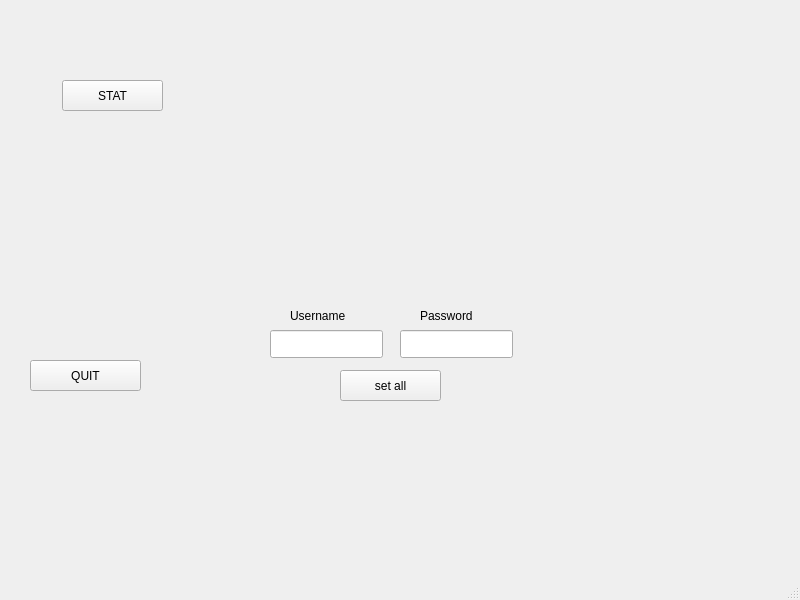
Qt form POP3_Client_App/mainwindow.ui (LukaSarenac6/Pop3Client) before a commit.
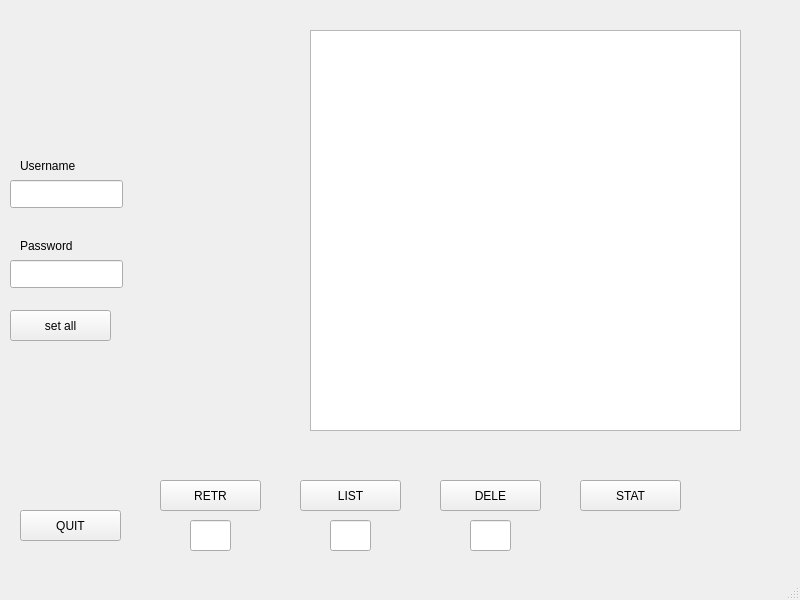
The same form after that commit.

```diff
--- a/POP3_Client_App/mainwindow.ui
+++ b/POP3_Client_App/mainwindow.ui
@@ -17,8 +17,8 @@
    <widget class="QLabel" name="label">
     <property name="geometry">
      <rect>
-      <x>290</x>
-      <y>300</y>
+      <x>20</x>
+      <y>150</y>
       <width>91</width>
       <height>31</height>
      </rect>
@@ -30,8 +30,8 @@
    <widget class="QLabel" name="label_2">
     <property name="geometry">
      <rect>
-      <x>420</x>
-      <y>300</y>
+      <x>20</x>
+      <y>230</y>
       <width>101</width>
       <height>31</height>
      </rect>
@@ -43,8 +43,8 @@
    <widget class="QLineEdit" name="username">
     <property name="geometry">
      <rect>
-      <x>270</x>
-      <y>330</y>
+      <x>10</x>
+      <y>180</y>
       <width>113</width>
       <height>28</height>
      </rect>
@@ -53,8 +53,8 @@
    <widget class="QLineEdit" name="password">
     <property name="geometry">
      <rect>
-      <x>400</x>
-      <y>330</y>
+      <x>10</x>
+      <y>260</y>
       <width>113</width>
       <height>28</height>
      </rect>
@@ -63,9 +63,9 @@
    <widget class="QPushButton" name="quitButton">
     <property name="geometry">
      <rect>
-      <x>30</x>
-      <y>360</y>
-      <width>111</width>
+      <x>20</x>
+      <y>510</y>
+      <width>101</width>
       <height>31</height>
      </rect>
     </property>
@@ -76,8 +76,8 @@
    <widget class="QPushButton" name="statButton">
     <property name="geometry">
      <rect>
-      <x>62</x>
-      <y>80</y>
+      <x>580</x>
+      <y>480</y>
       <width>101</width>
       <height>31</height>
      </rect>
@@ -89,8 +89,8 @@
    <widget class="QPushButton" name="pushButton">
     <property name="geometry">
      <rect>
-      <x>340</x>
-      <y>370</y>
+      <x>10</x>
+      <y>310</y>
       <width>101</width>
       <height>31</height>
      </rect>
@@ -99,6 +99,85 @@
      <string>set all</string>
     </property>
    </widget>
+   <widget class="QPushButton" name="deleButton">
+    <property name="geometry">
+     <rect>
+      <x>440</x>
+      <y>480</y>
+      <width>101</width>
+      <height>31</height>
+     </rect>
+    </property>
+    <property name="text">
+     <string>DELE</string>
+    </property>
+   </widget>
+   <widget class="QPushButton" name="listButton">
+    <property name="geometry">
+     <rect>
+      <x>300</x>
+      <y>480</y>
+      <width>101</width>
+      <height>31</height>
+     </rect>
+    </property>
+    <property name="text">
+     <string>LIST</string>
+    </property>
+   </widget>
+   <widget class="QPushButton" name="retrButton">
+    <property name="geometry">
+     <rect>
+      <x>160</x>
+      <y>480</y>
+      <width>101</width>
+      <height>31</height>
+     </rect>
+    </property>
+    <property name="text">
+     <string>RETR</string>
+    </property>
+   </widget>
+   <widget class="QTextEdit" name="textEdit">
+    <property name="geometry">
+     <rect>
+      <x>310</x>
+      <y>30</y>
+      <width>431</width>
+      <height>401</height>
+     </rect>
+    </property>
+   </widget>
+   <widget class="QLineEdit" name="lineEditList">
+    <property name="geometry">
+     <rect>
+      <x>330</x>
+      <y>520</y>
+      <width>41</width>
+      <height>31</height>
+     </rect>
+    </property>
+   </widget>
+   <widget class="QLineEdit" name="lineEditRetr">
+    <property name="geometry">
+     <rect>
+      <x>190</x>
+      <y>520</y>
+      <width>41</width>
+      <height>31</height>
+     </rect>
+    </property>
+   </widget>
+   <widget class="QLineEdit" name="lineEditDele">
+    <property name="geometry">
+     <rect>
+      <x>470</x>
+      <y>520</y>
+      <width>41</width>
+      <height>31</height>
+     </rect>
+    </property>
+   </widget>
   </widget>
   <widget class="QMenuBar" name="menubar">
    <property name="geometry">
```
